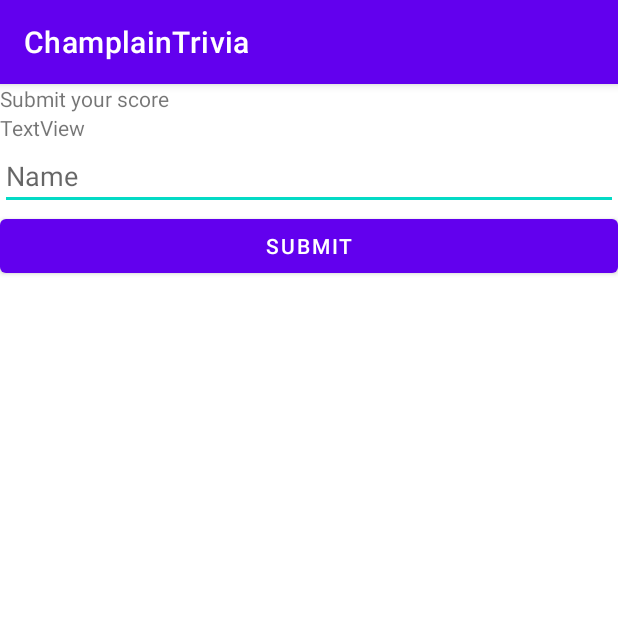
After one commit to FuzzyNovaGoblin/ChamplainTrivia, an Android app: the ScoreSubmitActivity screen opened directly, with no data from a screen before it, on a phone screen of 412 x 824 dp, the top half of it. The commit adds this screen. Run offline under Robolectric (Android 15) with nearby library versions, the phone set to English and light mode, and no system bars; 1 statement that could not run was skipped.

Commit message:
Work on score submission

```diff
--- a/app/src/main/AndroidManifest.xml
+++ b/app/src/main/AndroidManifest.xml
@@ -12,6 +12,13 @@
         android:supportsRtl="true"
         android:theme="@style/Theme.ChamplainTrivia"
         tools:targetApi="31">
+        <activity
+            android:name=".ScoreSubmitActivity"
+            android:exported="false">
+            <meta-data
+                android:name="android.app.lib_name"
+                android:value="" />
+        </activity>
         <activity
             android:name=".HighScoreActivity"
             android:exported="false">
--- /dev/null
+++ b/app/src/main/java/com/fuzytech/champlaintrivia/ScoreSubmitActivity.kt
@@ -0,0 +1,17 @@
+package com.fuzytech.champlaintrivia
+
+import androidx.appcompat.app.AppCompatActivity
+import android.os.Bundle
+import com.fuzytech.champlaintrivia.databinding.ActivityHighScoreBinding
+import com.fuzytech.champlaintrivia.databinding.ActivityScoreSubmitBinding
+
+class ScoreSubmitActivity : AppCompatActivity() {
+    private lateinit var binding: ActivityScoreSubmitBinding
+
+    override fun onCreate(savedInstanceState: Bundle?) {
+        super.onCreate(savedInstanceState)
+        binding = ActivityScoreSubmitBinding.inflate(layoutInflater)
+        binding.score.setText(intent.extras?.getInt("score")!!)
+        setContentView(R.layout.activity_score_submit)
+    }
+}
--- /dev/null
+++ b/app/src/main/res/layout/activity_score_submit.xml
@@ -0,0 +1,40 @@
+<?xml version="1.0" encoding="utf-8"?>
+<androidx.constraintlayout.widget.ConstraintLayout xmlns:android="http://schemas.android.com/apk/res/android"
+    xmlns:app="http://schemas.android.com/apk/res-auto"
+    xmlns:tools="http://schemas.android.com/tools"
+    android:layout_width="match_parent"
+    android:layout_height="match_parent"
+    tools:context=".ScoreSubmitActivity">
+
+    <LinearLayout
+        android:layout_width="match_parent"
+        android:layout_height="match_parent"
+        android:orientation="vertical">
+
+        <TextView
+            android:id="@+id/scoreSubmit"
+            android:layout_width="match_parent"
+            android:layout_height="wrap_content"
+            android:text="Submit your score" />
+
+        <TextView
+            android:id="@+id/score"
+            android:layout_width="match_parent"
+            android:layout_height="wrap_content"
+            android:text="TextView" />
+
+        <EditText
+            android:id="@+id/name"
+            android:layout_width="match_parent"
+            android:layout_height="wrap_content"
+            android:ems="10"
+            android:hint="Name"
+            android:inputType="textPersonName" />
+
+        <Button
+            android:id="@+id/submitButton"
+            android:layout_width="match_parent"
+            android:layout_height="wrap_content"
+            android:text="Submit" />
+    </LinearLayout>
+</androidx.constraintlayout.widget.ConstraintLayout>
--- a/app/src/main/res/values/strings.xml
+++ b/app/src/main/res/values/strings.xml
@@ -1,6 +1,6 @@
 <resources>
     <string name="app_name">ChamplainTrivia</string>
-    <string name="programming_button_name">Questions</string>
+    <string name="programming_button_name">Programming</string>
     <string name="champlain_button_name">Champlain</string>
     <string name="burlington_button_name">Burlington</string>
 </resources>
```
